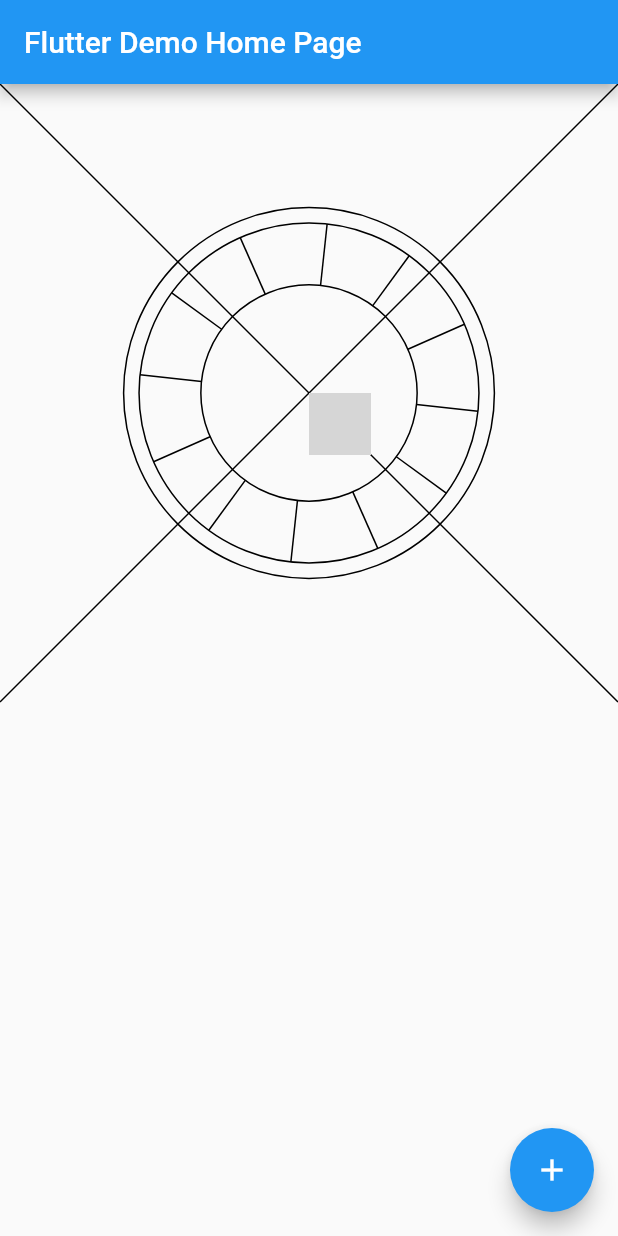
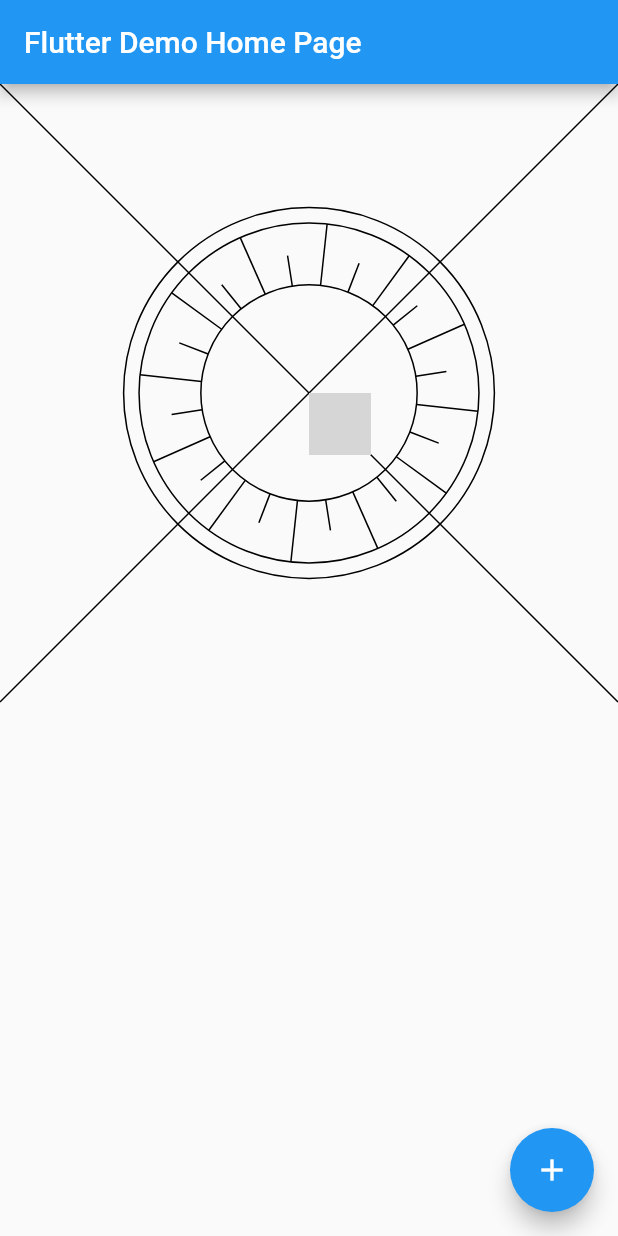
Before and after one commit to stephaneworkspace/astrologie, a Flutter app: the screen it shows after launch, on a phone screen of 412 x 824 dp. Run offline on Flutter 3.47's test engine with Material 2 defaults, Android fonts, the phone set to English and light mode, and no system bars; our stand-ins replace flutter_svg; project files that could hold a hidden picture were left out; grey boxes are pictures that could not be loaded.

```diff
--- a/lib/draw/calc_draw.dart
+++ b/lib/draw/calc_draw.dart
@@ -39,6 +39,10 @@ class CalcDraw {
     }
   }
 
+  double getRadiusCircleZodiac() {
+    return (getRadiusTotal() * (((CIRCLE1 - CIRCLE0) / 2) + CIRCLE0)) / 100;
+  }
+
   Offset getCenter() {
     //return new Offset(size.width / 2, size.height / 2);
     return new Offset(getRadiusTotal(), getRadiusTotal());
--- a/lib/draw_astro.dart
+++ b/lib/draw_astro.dart
@@ -46,6 +46,8 @@ class DrawAstro extends CustomPainter {
       // print(i.degre0);
       List<Offset> xy = _calcDraw.lineTrigo(i.degre0, _calcDraw.getRadiusCircle(1), _calcDraw.getRadiusCircle(0));
       canvas.drawLine(xy[0], xy[1], paint);
+      xy = _calcDraw.lineTrigo(i.degre15, _calcDraw.getRadiusCircleZodiac(), _calcDraw.getRadiusCircle(0));
+      canvas.drawLine(xy[0], xy[1], paint);
     }
   }
 
--- a/lib/zodiac/calc_zodiac.dart
+++ b/lib/zodiac/calc_zodiac.dart
@@ -344,26 +344,18 @@ class CalcZodiac {
     List<Zodiac> dataSorted = new List<Zodiac>();
     dataSorted = _zodiac;
     dataSorted.sort((a,b) => a.idByAsc.compareTo(b.idByAsc));
-    // }
-    // debug
-    /*for (var i in data) {
-      print(' <- ' + i.id.toString() + ' ' + i.idByAsc.toString() + ' ' + i.symbol);
-    }*/
     List<ZodiacDegre> zodiacDegre = new List<ZodiacDegre>();
     for (var i in dataSorted) {
       double degre = ((i.idByAsc - 1) * 30.0) - _degreAsc;
       if (degre < 0) {
         degre = 360.0 - (degre * - 1);
       }
-      zodiacDegre.add(new ZodiacDegre(i.idByAsc, degre));
+      zodiacDegre.add(new ZodiacDegre(i.idByAsc, degre, degre + 15.0));
     }
-    // debug
-    /*
-    for (var i in zodiacDegre) {
-      print(' ->' + i.id.toString() + ' ' + i.degre0.toString());
-    }*/
     return new ZodiacDegreReturn(zodiacDegre);
   }
+
+
     /*
     List<MonthDaySignHour> data = [];
     List<SignHour> sign = [];
--- a/lib/zodiac/s_zodiac_degre.dart
+++ b/lib/zodiac/s_zodiac_degre.dart
@@ -2,5 +2,6 @@
 class ZodiacDegre {
   final int id;
   final double degre0;
-  const ZodiacDegre(this.id, this.degre0);
+  final double degre15;
+  const ZodiacDegre(this.id, this.degre0, this.degre15);
 }
```
